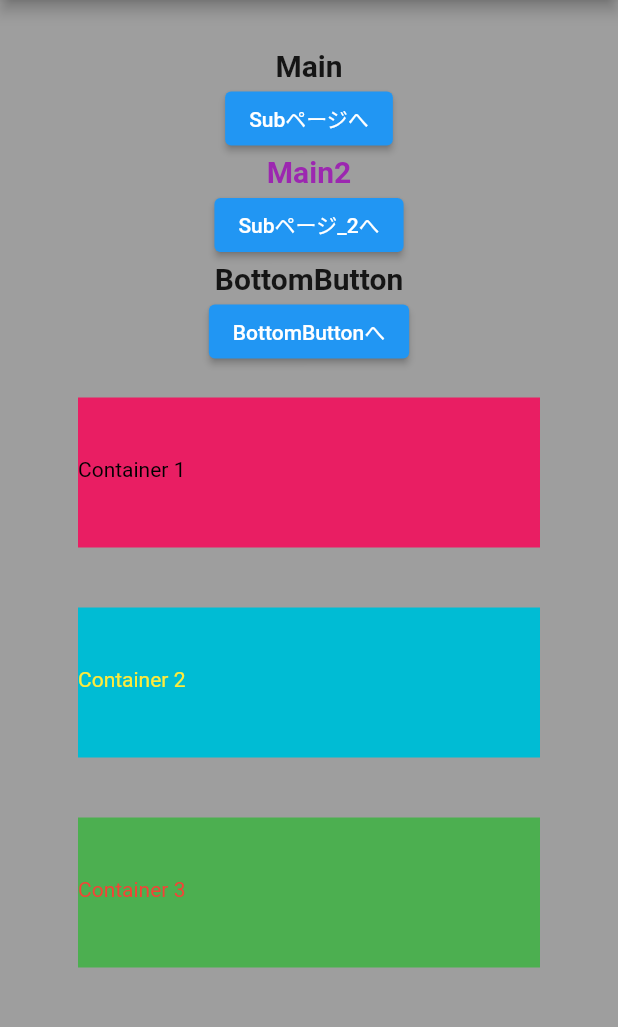
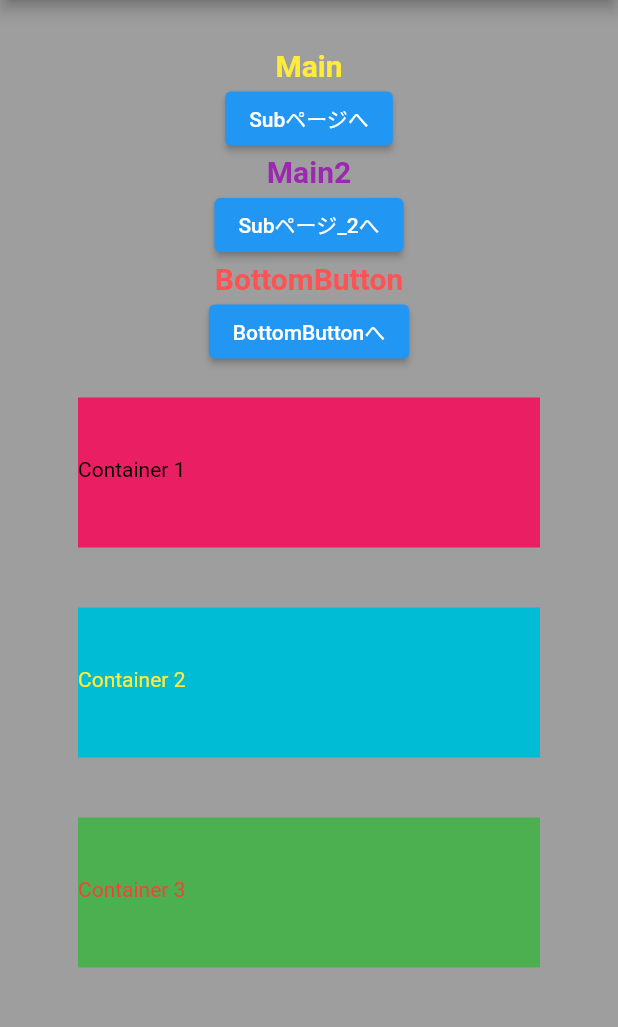
Before and after one commit to jungle379/flutter_app, a Flutter app: the screen it shows after launch, on a phone screen of 412 x 824 dp, the part 84-1111 px from its top. Run offline on Flutter 3.47's test engine with Material 2 defaults, Android fonts, the phone set to English and light mode, and no system bars.

Commit message:
Update main.dart

```diff
--- a/lib/main.dart
+++ b/lib/main.dart
@@ -30,7 +30,7 @@ class MainPage extends StatelessWidget {
         child: Center(
           child: Column(
             children: <Widget>[
-              const Text('Main',style: TextStyle(fontWeight: FontWeight.bold,fontSize:20)),
+              const Text('Main',style: TextStyle(fontWeight: FontWeight.bold,fontSize:20,color: Colors.yellow)),
               ElevatedButton(onPressed: () => Navigator.of(context).push(MaterialPageRoute(builder: (context) {
                 return const SubPage();
               })), child: const Text('Subページへ'),),
@@ -38,7 +38,7 @@ class MainPage extends StatelessWidget {
               ElevatedButton(onPressed: () => Navigator.of(context).push(MaterialPageRoute(builder: (context) {
                 return const SubPage1();
               })), child: const Text('Subページ_2へ'),),
-              const Text('BottomButton',style: TextStyle(fontWeight: FontWeight.bold,fontSize:20)),
+              const Text('BottomButton',style: TextStyle(fontWeight: FontWeight.bold,fontSize:20,color: Colors.redAccent)),
               ElevatedButton(onPressed: () => Navigator.of(context).push(MaterialPageRoute(builder: (context) {
                 return const MyStatefulWidget();
               })), child: const Text('BottomButtonへ')),
```
